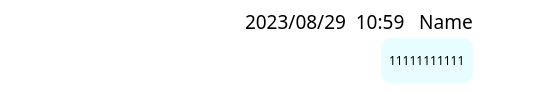
Before: the Qt Designer form client/UIfiles/chatBubbleForUsr.ui in Jadeiin/KunKun, drawn with Qt 5.
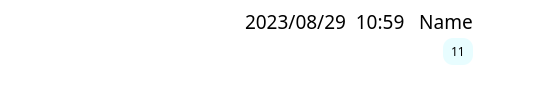
After: the same form once the commit is applied. Icons and pictures are not drawn.

The edit to the form file:
```diff
--- a/client/UIfiles/chatBubbleForUsr.ui
+++ b/client/UIfiles/chatBubbleForUsr.ui
@@ -7,15 +7,27 @@
     <x>0</x>
     <y>0</y>
     <width>541</width>
-    <height>94</height>
+    <height>106</height>
    </rect>
   </property>
+  <property name="sizePolicy">
+   <sizepolicy hsizetype="Preferred" vsizetype="Preferred">
+    <horstretch>0</horstretch>
+    <verstretch>0</verstretch>
+   </sizepolicy>
+  </property>
   <property name="minimumSize">
    <size>
-    <width>400</width>
+    <width>541</width>
     <height>0</height>
    </size>
   </property>
+  <property name="maximumSize">
+   <size>
+    <width>541</width>
+    <height>16777215</height>
+   </size>
+  </property>
   <property name="windowTitle">
    <string>Form</string>
   </property>
@@ -26,7 +38,7 @@
   </property>
   <layout class="QHBoxLayout" name="horizontalLayout">
    <item>
-    <layout class="QHBoxLayout" name="horizontalLayout_4" stretch="0,40,0">
+    <layout class="QHBoxLayout" name="horizontalLayout_4" stretch="0,0,0">
      <item>
       <spacer name="horizontalSpacer_3">
        <property name="orientation">
@@ -100,7 +112,21 @@
           </spacer>
          </item>
          <item>
+          <layout class="QVBoxLayout" name="verticalLayout_3">
+           <item>
           <widget class="QLabel" name="msgText">
+             <property name="sizePolicy">
+              <sizepolicy hsizetype="Minimum" vsizetype="Preferred">
+               <horstretch>0</horstretch>
+               <verstretch>0</verstretch>
+              </sizepolicy>
+             </property>
+             <property name="maximumSize">
+              <size>
+               <width>300</width>
+               <height>16777215</height>
+              </size>
+             </property>
            <property name="font">
             <font>
              <family>Heiti SC</family>
@@ -114,12 +140,33 @@
 }</string>
            </property>
            <property name="text">
-            <string>11111111111</string>
+              <string>11</string>
+             </property>
+             <property name="wordWrap">
+              <bool>true</bool>
            </property>
            <property name="margin">
             <number>4</number>
            </property>
-          </widget>
+             <property name="textInteractionFlags">
+              <set>Qt::LinksAccessibleByMouse|Qt::TextSelectableByMouse</set>
+             </property>
+            </widget>
+           </item>
+           <item>
+            <spacer name="verticalSpacer_2">
+             <property name="orientation">
+              <enum>Qt::Vertical</enum>
+             </property>
+             <property name="sizeHint" stdset="0">
+              <size>
+               <width>20</width>
+               <height>40</height>
+              </size>
+             </property>
+            </spacer>
+           </item>
+          </layout>
          </item>
         </layout>
        </item>
```
Lines whose indentation alone changed are shown as unchanged.
